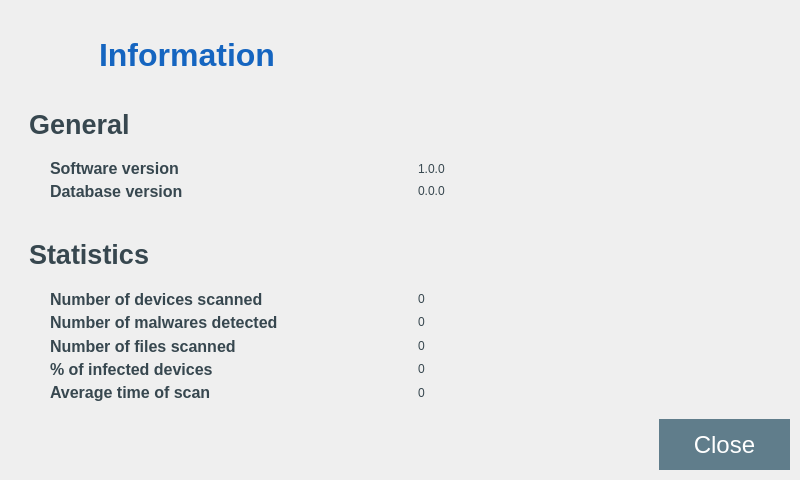
Before: the Qt Designer form USBGuardian-GUI/mainwindow.ui in fearcube69/USBGuardian-Vtot, drawn with Qt 5.
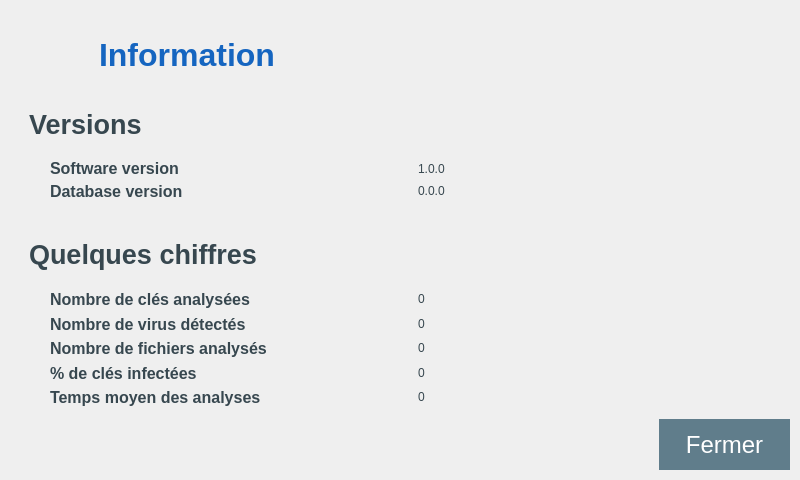
After: the same form once the commit is applied. The open tabs and pages were chosen to show the change. Icons and pictures are not drawn.

What changed in the file:
```diff
--- a/USBGuardian-GUI/mainwindow.ui
+++ b/USBGuardian-GUI/mainwindow.ui
@@ -1192,7 +1192,7 @@
        </font>
       </property>
       <property name="text">
-       <string>Close</string>
+       <string>Fermer</string>
       </property>
       <property name="flat">
        <bool>false</bool>
@@ -1204,7 +1204,7 @@
         <x>30</x>
         <y>270</y>
         <width>751</width>
-        <height>133</height>
+        <height>138</height>
        </rect>
       </property>
       <layout class="QHBoxLayout" name="horizontalLayout_9">
@@ -1223,7 +1223,7 @@
             <string notr="true">color: rgb(55, 71, 79);</string>
            </property>
            <property name="text">
-            <string>Number of devices scanned</string>
+            <string>Nombre de clés analysées</string>
            </property>
           </widget>
          </item>
@@ -1240,7 +1240,7 @@
             <string notr="true">color: rgb(55, 71, 79);</string>
            </property>
            <property name="text">
-            <string>Number of malwares detected</string>
+            <string>Nombre de virus détectés</string>
            </property>
           </widget>
          </item>
@@ -1257,7 +1257,7 @@
             <string notr="true">color: rgb(55, 71, 79);</string>
            </property>
            <property name="text">
-            <string>Number of files scanned</string>
+            <string>Nombre de fichiers analysés</string>
            </property>
           </widget>
          </item>
@@ -1274,7 +1274,7 @@
             <string notr="true">color: rgb(55, 71, 79);</string>
            </property>
            <property name="text">
-            <string>% of infected devices</string>
+            <string>% de clés infectées</string>
            </property>
           </widget>
          </item>
@@ -1291,7 +1291,7 @@
             <string notr="true">color: rgb(55, 71, 79);</string>
            </property>
            <property name="text">
-            <string>Average time of scan</string>
+            <string>Temps moyen des analyses</string>
            </property>
           </widget>
          </item>
@@ -1373,7 +1373,7 @@
        <string notr="true">color: rgb(55, 71, 79);</string>
       </property>
       <property name="text">
-       <string>General</string>
+       <string>Versions</string>
       </property>
      </widget>
      <widget class="QLabel" name="label_statistics_title">
@@ -1396,7 +1396,7 @@
        <string notr="true">color: rgb(55, 71, 79);</string>
       </property>
       <property name="text">
-       <string>Statistics</string>
+       <string>Quelques chiffres</string>
       </property>
      </widget>
      <widget class="QWidget" name="horizontalLayoutWidget_7">
```
Left out of the diff: 44 changed lines with no effect on the pictures.
